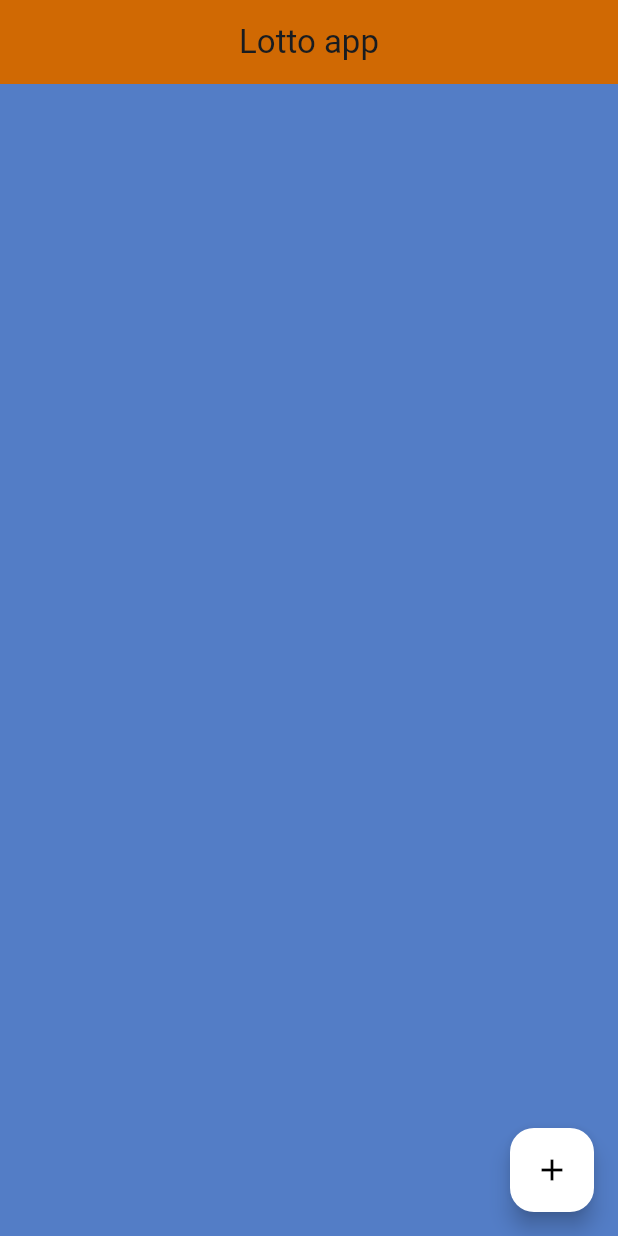
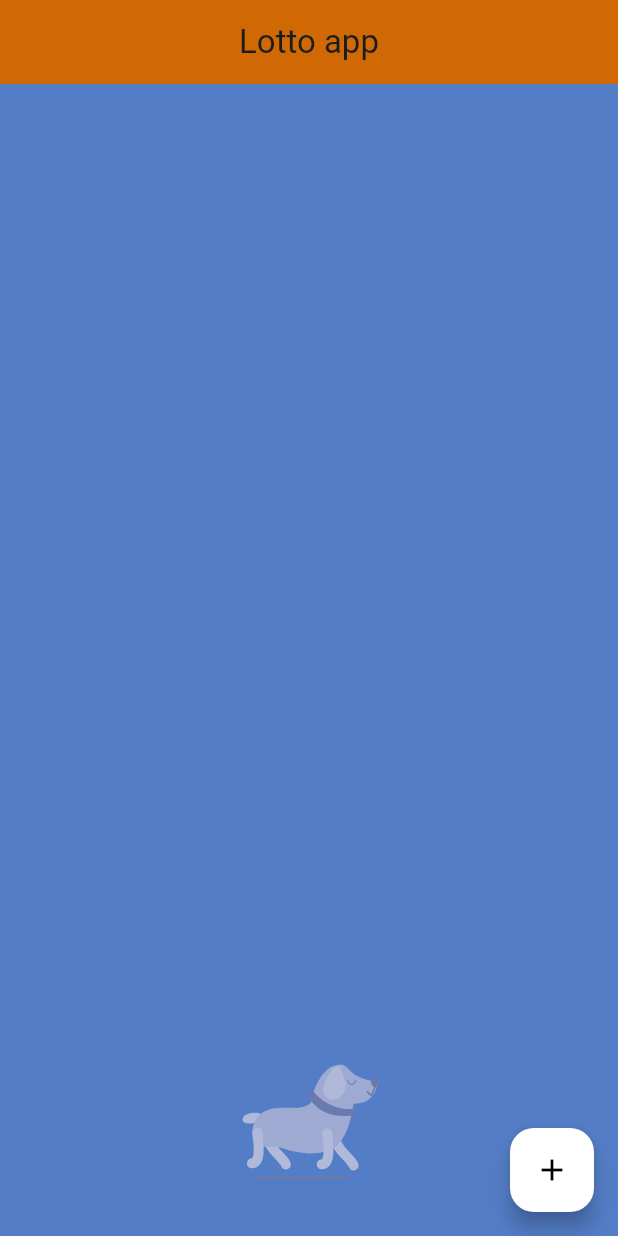
Before and after one commit to JinsuBae2/flutter_study, a Flutter app: the screen it shows after launch, on a phone screen of 412 x 824 dp. Run offline on Flutter 3.47's test engine with Material 3 defaults, Android fonts, the phone set to English and light mode, and no system bars; our stand-ins replace flutter_animate, flutter_spinkit, flutter_svg, geolocator, lottie, shared_preferences.

```diff
--- a/codingchef_study/lib/lottery_app/lotto.dart
+++ b/codingchef_study/lib/lottery_app/lotto.dart
@@ -1,8 +1,10 @@
 import 'package:flutter/material.dart';
+import 'package:flutter/widgets.dart';
 
 import 'dart:math';
 
 import 'package:login_app/lottery_app/lotto_ball.dart';
+import 'package:lottie/lottie.dart';
 
 class Lotto extends StatefulWidget {
   const Lotto({super.key});
@@ -40,6 +42,16 @@ class _LottoState extends State<Lotto> {
         centerTitle: true,
       ),
       body: Center(
+        child: Column(
+          children: [
+            Expanded(
+              child: RawScrollbar(
+                thumbColor: const Color.fromARGB(255, 122, 157, 218),
+                thumbVisibility: true,
+                trackVisibility: true,
+                thickness: 15,
+                radius: const Radius.circular(10),
+                interactive: true,
                 child: ListView.builder(
                   padding: const EdgeInsets.all(8),
                   itemCount: listLottery.length,
@@ -82,6 +94,15 @@ class _LottoState extends State<Lotto> {
                   },
                 ),
               ),
+            ),
+            SizedBox(
+              width: 150,
+              height: 150,
+              child: Lottie.asset('lottie/dog.json'),
+            ),
+          ],
+        ),
+      ),
       floatingActionButton: FloatingActionButton(
         backgroundColor: Colors.white,
         onPressed: _createNumber,
--- a/codingchef_study/pubspec.yaml
+++ b/codingchef_study/pubspec.yaml
@@ -12,6 +12,7 @@ dependencies:
   cupertino_icons: ^1.0.2
   flutter_animate: ^4.5.0
   flutter_svg: ^2.0.9
+  lottie: ^3.1.2
 
 dev_dependencies:
   flutter_test:
@@ -23,3 +24,4 @@ flutter:
   assets:
     - images/
     - svg/
+    - lottie/
```
Also changed, not shown: codingchef_study/lottie/dog.json (added, +1 -0 lines), codingchef_study/pubspec.lock. Lines whose indentation alone changed are shown as unchanged.
